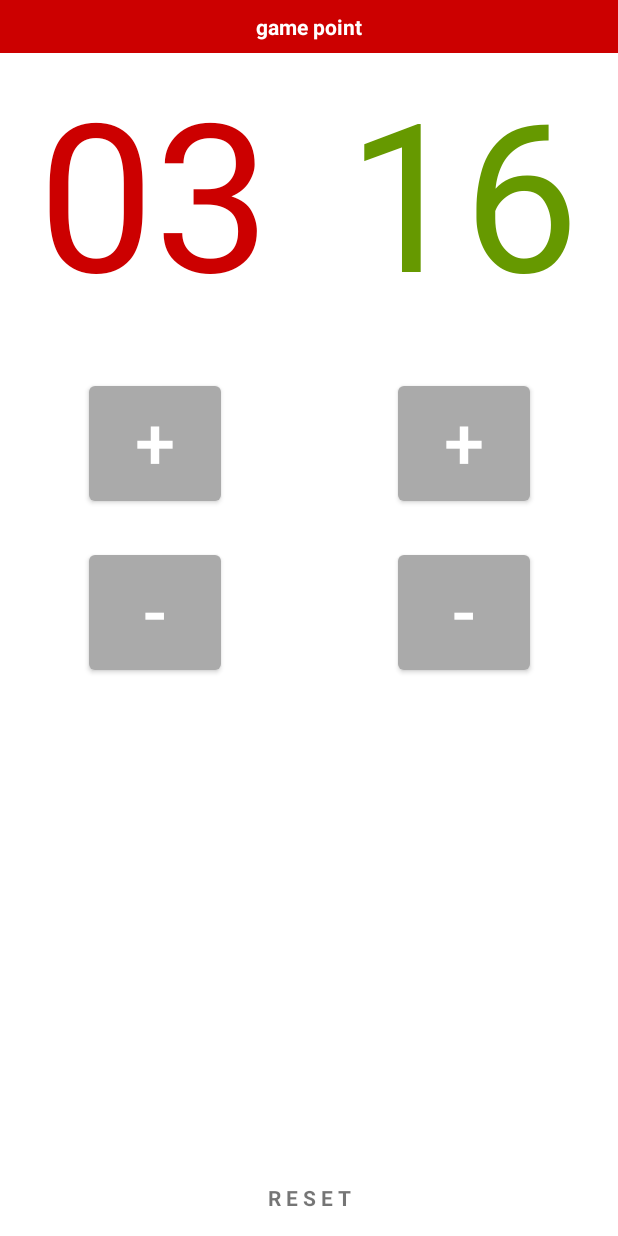
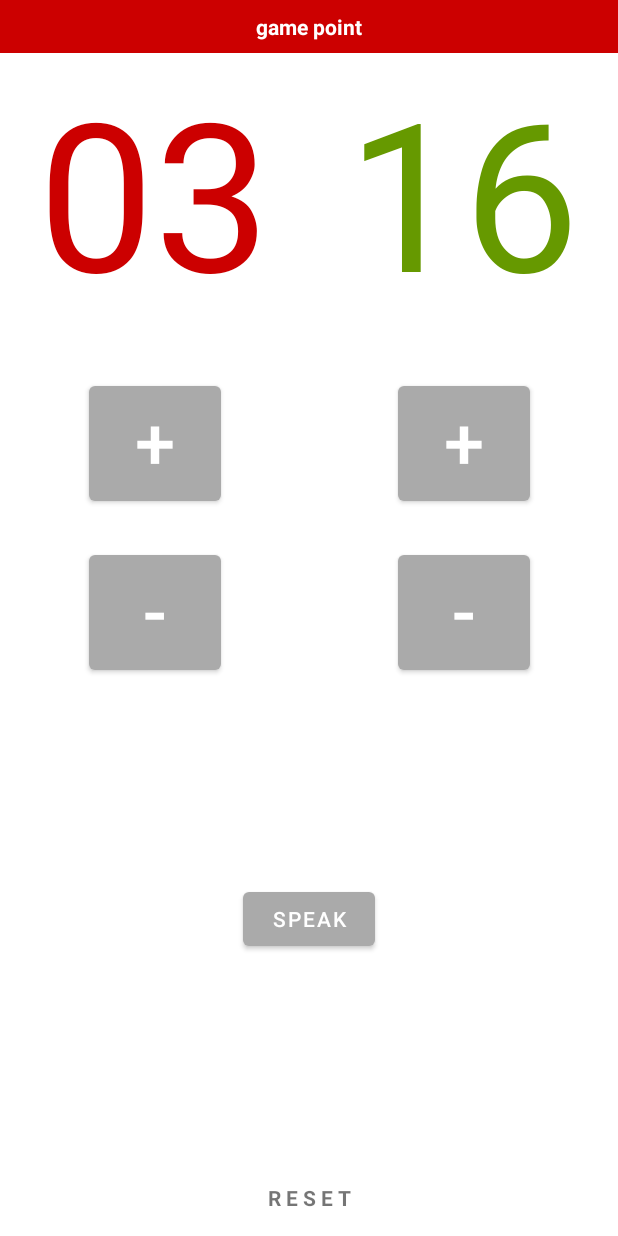
Before and after one commit to hiirsyad/badminton-score, an Android app: the layout activity_main.xml on its own in the app's theme, with its tools: preview values and no code run, on a phone screen of 412 x 824 dp. Run offline under Robolectric (Android 15) with nearby library versions, the phone set to English and light mode, and no system bars.

Commit message:
feat: add text to speech

```diff
--- a/app/src/main/res/layout/activity_main.xml
+++ b/app/src/main/res/layout/activity_main.xml
@@ -100,6 +100,18 @@
         app:layout_constraintTop_toBottomOf="@+id/btn_plus_b"
         tools:ignore="HardcodedText" />
 
+    <com.google.android.material.button.MaterialButton
+        android:id="@+id/btn_speak"
+        android:layout_width="wrap_content"
+        android:layout_height="wrap_content"
+        android:text="speak"
+        app:backgroundTint="@android:color/darker_gray"
+        app:layout_constraintLeft_toLeftOf="@+id/btn_min_a"
+        app:layout_constraintRight_toRightOf="@+id/btn_min_b"
+        app:layout_constraintTop_toBottomOf="@+id/btn_min_b"
+        app:layout_constraintBottom_toTopOf="@+id/text_reset"
+        tools:ignore="HardcodedText" />
+
     <TextView
         android:id="@+id/text_reset"
         android:layout_width="match_parent"
```
Also changed, not shown: app/src/main/java/com/lazday/badmintonscore/MainActivity.kt (+45 -2 lines), app/src/main/java/com/lazday/badmintonscore/MainUtils.kt (added, +38 -0 lines).
